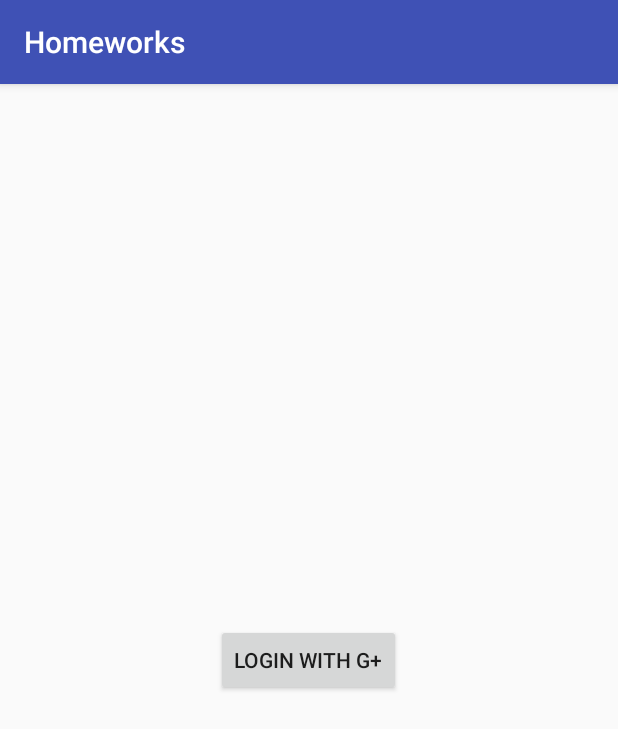
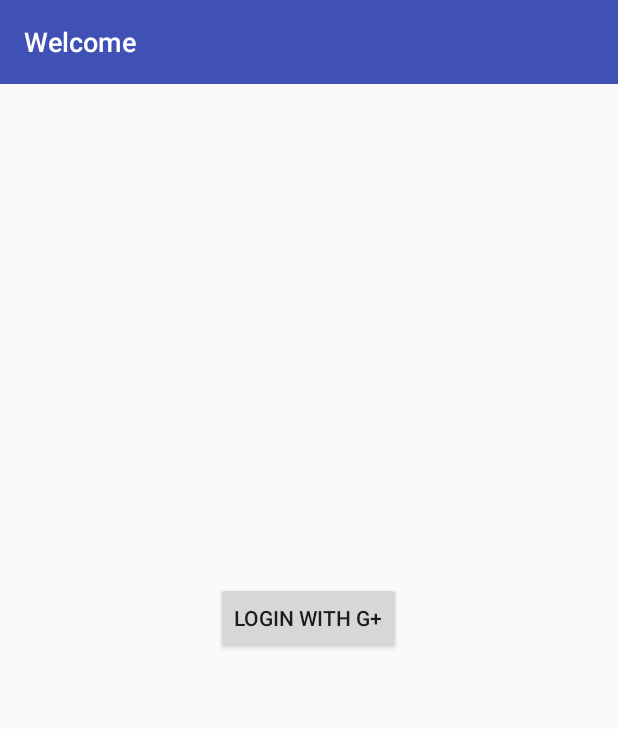
Before and after one commit to DigioAndroid/Homeworks, an Android app: the screen it shows after launch (LoginActivity), after a tap on "LOGIN WITH G+", on a phone screen of 412 x 824 dp. Shown: the top 729 px of the screen. Run offline under Robolectric (Android 15) with nearby library versions, the phone set to English and light mode, and no system bars; our stand-ins replace ButterKnife, Firebase (no records; nobody signed in at launch, a user with empty details on screens opened directly); 2 statements that could not run were skipped.

Commit message:
LoginActivity and LoginPresenter implemented

```diff
--- a/app/build.gradle
+++ b/app/build.gradle
@@ -5,7 +5,7 @@ android {
     buildToolsVersion "23.0.3"
     defaultConfig {
         applicationId "com.digio.homeworks"
-        minSdkVersion 15
+        minSdkVersion 16
         targetSdkVersion 24
         versionCode 1
         versionName "1.0"
--- a/app/src/main/AndroidManifest.xml
+++ b/app/src/main/AndroidManifest.xml
@@ -7,7 +7,7 @@
         android:icon="@mipmap/ic_launcher"
         android:label="@string/app_name"
         android:supportsRtl="true"
-        android:theme="@style/AppTheme">
+        android:theme="@style/MainTheme">
         <activity android:name=".login.view.activity.LoginActivity">
             <intent-filter>
                 <action android:name="android.intent.action.MAIN" />
--- a/app/src/main/java/com/digio/homeworks/login/view/activity/LoginActivity.java
+++ b/app/src/main/java/com/digio/homeworks/login/view/activity/LoginActivity.java
@@ -4,12 +4,15 @@ import android.content.Intent;
 import android.support.annotation.NonNull;
 import android.support.v7.app.AppCompatActivity;
 import android.os.Bundle;
+import android.support.v7.widget.Toolbar;
 import android.util.Log;
 import android.view.View;
 import android.widget.Button;
+import android.widget.TextView;
 import android.widget.Toast;
 
 import com.digio.homeworks.R;
+import com.digio.homeworks.login.view.presenter.LoginPresenter;
 import com.google.android.gms.auth.api.Auth;
 import com.google.android.gms.auth.api.signin.GoogleSignInAccount;
 import com.google.android.gms.auth.api.signin.GoogleSignInOptions;
@@ -28,18 +31,10 @@ import butterknife.BindView;
 import butterknife.ButterKnife;
 import butterknife.OnClick;
 
-public class LoginActivity extends AppCompatActivity implements
-        GoogleApiClient.OnConnectionFailedListener{
-
-    private static final int RC_SIGN_IN = 28;
-    private static final String TAG = LoginActivity.class.getSimpleName();
-    private static final String OAUTH_ID = "928834904793-9d6tbp6t6mroahstt5d1soo34o03sje6.apps.googleusercontent.com";
-
-    private GoogleApiClient mGoogleApiClient;
-    private FirebaseAuth mAuth;
-    private FirebaseAuth.AuthStateListener mAuthListener;
+public class LoginActivity extends AppCompatActivity {
 
     @BindView(R.id.btnLogin) Button btnLogin;
+    LoginPresenter loginPresenter;
 
     @Override
     protected void onCreate(Bundle savedInstanceState) {
@@ -49,107 +44,43 @@ public class LoginActivity extends AppCompatActivity implements
         // Bind Views with Butterknife
         ButterKnife.bind(this);
 
-        // Configure sign-in to request the user's ID, email address, and basic
-        // profile. ID and basic profile are included in DEFAULT_SIGN_IN.
-        GoogleSignInOptions gso = new GoogleSignInOptions.Builder(GoogleSignInOptions.DEFAULT_SIGN_IN)
-                .requestIdToken(OAUTH_ID)
-                .requestEmail()
-                .build();
-
-        // Build a GoogleApiClient with access to the Google Sign-In API and the
-        // options specified by gso.
-        mGoogleApiClient = new GoogleApiClient.Builder(this)
-                .enableAutoManage(LoginActivity.this, this)
-                .addApi(Auth.GOOGLE_SIGN_IN_API, gso)
-                .build();
-
-
-        mAuth = FirebaseAuth.getInstance();
-        mAuthListener = new FirebaseAuth.AuthStateListener() {
-            @Override
-            public void onAuthStateChanged(@NonNull FirebaseAuth firebaseAuth) {
-                FirebaseUser user = firebaseAuth.getCurrentUser();
-                if (user != null) {
-                    // User is signed in
-                    Log.d(TAG, "onAuthStateChanged:signed_in:" + user.getUid());
-                } else {
-                    // User is signed out
-                    Log.d(TAG, "onAuthStateChanged:signed_out");
-                }
-            }
-        };
-
+        // Show toolbar with login welcome title
+        Toolbar toolbar = (Toolbar)findViewById(R.id.loginToolbar);
+        TextView loginTitle = (TextView)toolbar.findViewById(R.id.toolbarTitle);
+        loginTitle.setText(getString(R.string.login_title));
+        setSupportActionBar(toolbar);
     }
 
     @Override
     public void onStart() {
         super.onStart();
-        mAuth.addAuthStateListener(mAuthListener);
+        getLoginPresenter().onActivityStart();
     }
 
     @Override
     public void onStop() {
         super.onStop();
-        if (mAuthListener != null) {
-            mAuth.removeAuthStateListener(mAuthListener);
-        }
-    }
-
-    private void signIn() {
-        Intent signInIntent = Auth.GoogleSignInApi.getSignInIntent(mGoogleApiClient);
-        startActivityForResult(signInIntent, RC_SIGN_IN);
+        getLoginPresenter().onActivityStop();
     }
 
     @Override
     public void onActivityResult(int requestCode, int resultCode, Intent data) {
         super.onActivityResult(requestCode, resultCode, data);
-
-        // Result returned from launching the Intent from GoogleSignInApi.getSignInIntent(...);
-        if (requestCode == RC_SIGN_IN) {
-            GoogleSignInResult result = Auth.GoogleSignInApi.getSignInResultFromIntent(data);
-            if (result.isSuccess()) {
-                // Google Sign In was successful, authenticate with Firebase
-                GoogleSignInAccount account = result.getSignInAccount();
-                firebaseAuthWithGoogle(account);
-            }
-            else {
-                // Google Sign In failed, update UI appropriately
-                // ...
-            }
-        }
-    }
-
-    private void firebaseAuthWithGoogle(GoogleSignInAccount acct) {
-        Log.d(TAG, "firebaseAuthWithGoogle:" + acct.getId());
-
-        AuthCredential credential = GoogleAuthProvider.getCredential(acct.getIdToken(), null);
-        mAuth.signInWithCredential(credential)
-                .addOnCompleteListener(this, new OnCompleteListener<AuthResult>() {
-                    @Override
-                    public void onComplete(@NonNull Task<AuthResult> task) {
-                        Log.d(TAG, "signInWithCredential:onComplete:" + task.isSuccessful());
-
-                        // If sign in fails, display a message to the user. If sign in succeeds
-                        // the auth state listener will be notified and logic to handle the
-                        // signed in user can be handled in the listener.
-                        if (!task.isSuccessful()) {
-                            Log.w(TAG, "signInWithCredential", task.getException());
-                            Toast.makeText(LoginActivity.this, "Authentication failed.",
-                                    Toast.LENGTH_SHORT).show();
-                        }
-                    }
-                });
+        getLoginPresenter().onActivityResult(requestCode, resultCode, data);
     }
 
     @OnClick(R.id.btnLogin)
     public void onClick(View v) {
-        signIn();
+        getLoginPresenter().onLoginClick();
     }
 
-    @Override
-    public void onConnectionFailed(@NonNull ConnectionResult connectionResult) {
-        // An unresolvable error has occurred and Google APIs (including Sign-In) will not
-        // be available.
-        Log.d(TAG, "onConnectionFailed:" + connectionResult);
+    /**
+     * Get LoginPresenter instance creating it if needed
+     * @return
+     */
+    public LoginPresenter getLoginPresenter() {
+        if (loginPresenter == null) loginPresenter = new LoginPresenter(this);
+        return loginPresenter;
     }
+
 }
--- a/app/src/main/java/com/digio/homeworks/login/view/presenter/LoginPresenter.java
+++ b/app/src/main/java/com/digio/homeworks/login/view/presenter/LoginPresenter.java
@@ -1,11 +1,166 @@
 package com.digio.homeworks.login.view.presenter;
 
-/**
- * Created by Isidoro on 2/2/17.
- */
+import android.content.Intent;
+import android.support.annotation.NonNull;
+import android.util.Log;
+import android.widget.Toast;
 
-public class LoginPresenter {
+import com.digio.homeworks.R;
+import com.digio.homeworks.login.view.activity.LoginActivity;
+import com.google.android.gms.auth.api.Auth;
+import com.google.android.gms.auth.api.signin.GoogleSignInAccount;
+import com.google.android.gms.auth.api.signin.GoogleSignInOptions;
+import com.google.android.gms.auth.api.signin.GoogleSignInResult;
+import com.google.android.gms.common.ConnectionResult;
+import com.google.android.gms.common.api.GoogleApiClient;
+import com.google.android.gms.tasks.OnCompleteListener;
+import com.google.android.gms.tasks.Task;
+import com.google.firebase.auth.AuthCredential;
+import com.google.firebase.auth.AuthResult;
+import com.google.firebase.auth.FirebaseAuth;
+import com.google.firebase.auth.FirebaseUser;
+import com.google.firebase.auth.GoogleAuthProvider;
 
-    // TODO Implement
+import static com.google.android.gms.internal.zzs.TAG;
 
+public class LoginPresenter implements GoogleApiClient.OnConnectionFailedListener{
+
+    // Variables
+    LoginActivity loginActivity;
+
+    private static final int RC_SIGN_IN = 100;
+
+    private GoogleApiClient mGoogleApiClient;
+    private FirebaseAuth mAuth;
+    private FirebaseAuth.AuthStateListener mAuthListener;
+
+    /**
+     * Constructor
+     * @param loginActivity
+     */
+    public LoginPresenter(LoginActivity loginActivity) {
+        this.loginActivity = loginActivity;
+        initialize();
+    }
+
+    /**
+     * Configure Google Sing-In Service
+     */
+    private void initialize() {
+        // Configure sign-in to request the user's ID, email address, and basic
+        // profile. ID and basic profile are included in DEFAULT_SIGN_IN.
+        GoogleSignInOptions gso = new GoogleSignInOptions.Builder(GoogleSignInOptions.DEFAULT_SIGN_IN)
+                .requestIdToken(loginActivity.getString(R.string.oauth_id))
+                .requestEmail()
+                .build();
+
+        // Build a GoogleApiClient with access to the Google Sign-In API and the
+        // options specified by gso.
+        mGoogleApiClient = new GoogleApiClient.Builder(loginActivity)
+                .enableAutoManage(loginActivity, this)
+                .addApi(Auth.GOOGLE_SIGN_IN_API, gso)
+                .build();
+
+
+        mAuth = FirebaseAuth.getInstance();
+        mAuthListener = new FirebaseAuth.AuthStateListener() {
+            @Override
+            public void onAuthStateChanged(@NonNull FirebaseAuth firebaseAuth) {
+                FirebaseUser user = firebaseAuth.getCurrentUser();
+                if (user != null) {
+                    // User is signed in
+                    Log.d(TAG, "onAuthStateChanged:signed_in:" + user.getUid());
+                } else {
+                    // User is signed out
+                    Log.d(TAG, "onAuthStateChanged:signed_out");
+                }
+            }
+        };
+    }
+
+    /**
+     * Assign AuthStateListener on activity start
+     */
+    public void onActivityStart() {
+        mAuth.addAuthStateListener(mAuthListener);
+    }
+
+    /**
+     * Remove AuthStateListener on activity stop
+     */
+    public void onActivityStop() {
+        if (mAuthListener != null) {
+            mAuth.removeAuthStateListener(mAuthListener);
+        }
+    }
+
+    /**
+     * Authenticate account when response is received
+     * @param requestCode
+     * @param resultCode
+     * @param data
+     */
+    public void onActivityResult(int requestCode, int resultCode, Intent data) {
+        // Result returned from launching the Intent from GoogleSignInApi.getSignInIntent(...);
+        if (requestCode == RC_SIGN_IN) {
+            GoogleSignInResult result = Auth.GoogleSignInApi.getSignInResultFromIntent(data);
+            if (result.isSuccess()) {
+                // Google Sign In was successful, authenticate with Firebase
+                GoogleSignInAccount account = result.getSignInAccount();
+                firebaseAuthWithGoogle(account);
+            }
+            else {
+                // Google Sign In failed, update UI appropriately
+                // ...
+            }
+        }
+    }
+
+    /**
+     * Begin sign-in when login button is clicked
+     */
+    public void onLoginClick(){
+        signIn();
+    }
+
+    /**
+     * Access Google Sign-In API
+     */
+    private void signIn() {
+        Intent signInIntent = Auth.GoogleSignInApi.getSignInIntent(mGoogleApiClient);
+        loginActivity.startActivityForResult(signInIntent, RC_SIGN_IN);
+    }
+
+    /**
+     * Authenticate account using credentials
+     * @param acct
+     */
+    private void firebaseAuthWithGoogle(GoogleSignInAccount acct) {
+        Log.d(TAG, "firebaseAuthWithGoogle:" + acct.getId());
+
+        AuthCredential credential = GoogleAuthProvider.getCredential(acct.getIdToken(), null);
+        mAuth.signInWithCredential(credential)
+                .addOnCompleteListener(loginActivity, new OnCompleteListener<AuthResult>() {
+                    @Override
+                    public void onComplete(@NonNull Task<AuthResult> task) {
+                        Log.d(TAG, "signInWithCredential:onComplete:" + task.isSuccessful());
+
+                        // If sign in fails, display a message to the user. If sign in succeeds
+                        // the auth state listener will be notified and logic to handle the
+                        // signed in user can be handled in the listener.
+                        if (!task.isSuccessful()) {
+                            Log.w(TAG, "signInWithCredential", task.getException());
+                            Toast.makeText(loginActivity, "Authentication failed.",
+                                    Toast.LENGTH_SHORT).show();
+                        }
+                    }
+                });
+    }
+
+    @Override
+    public void onConnectionFailed(@NonNull ConnectionResult connectionResult) {
+        // An unresolvable error has occurred and Google APIs (including Sign-In) will not
+        // be available.
+        Log.d(TAG, "onConnectionFailed:" + connectionResult);
+    }
 }
--- a/app/src/main/res/layout/activity_login.xml
+++ b/app/src/main/res/layout/activity_login.xml
@@ -4,11 +4,10 @@
     android:id="@+id/activity_login"
     android:layout_width="match_parent"
     android:layout_height="match_parent"
-    android:paddingBottom="@dimen/activity_vertical_margin"
-    android:paddingLeft="@dimen/activity_horizontal_margin"
-    android:paddingRight="@dimen/activity_horizontal_margin"
-    android:paddingTop="@dimen/activity_vertical_margin"
     tools:context="com.digio.homeworks.login.view.activity.LoginActivity">
+
+    <include android:id="@+id/loginToolbar"
+        layout="@layout/toolbar" />
 
     <Button
         android:id="@+id/btnLogin"
--- /dev/null
+++ b/app/src/main/res/layout/toolbar.xml
@@ -0,0 +1,19 @@
+<?xml version="1.0" encoding="utf-8"?>
+<android.support.v7.widget.Toolbar
+    xmlns:android="http://schemas.android.com/apk/res/android"
+    xmlns:app="http://schemas.android.com/apk/res-auto"
+    android:layout_width="match_parent"
+    android:layout_height="wrap_content"
+    android:minHeight="?attr/actionBarSize"
+    android:background="?attr/colorPrimary"
+    android:theme="@style/ThemeOverlay.AppCompat.Dark.ActionBar"
+    app:popupTheme="@style/ThemeOverlay.AppCompat.Light" >
+
+    <TextView
+        android:id="@+id/toolbarTitle"
+        android:layout_width="match_parent"
+        android:layout_height="match_parent"
+        android:text="@string/app_name"
+        style="@style/ToolbarTitleStyle" />
+
+</android.support.v7.widget.Toolbar>
--- a/app/src/main/res/values/colors.xml
+++ b/app/src/main/res/values/colors.xml
@@ -3,4 +3,6 @@
     <color name="colorPrimary">#3F51B5</color>
     <color name="colorPrimaryDark">#303F9F</color>
     <color name="colorAccent">#FF4081</color>
+
+    <color name="whiteColor">#FFFF</color>
 </resources>
--- a/app/src/main/res/values/dimens.xml
+++ b/app/src/main/res/values/dimens.xml
@@ -2,4 +2,7 @@
     <!-- Default screen margins, per the Android Design guidelines. -->
     <dimen name="activity_horizontal_margin">16dp</dimen>
     <dimen name="activity_vertical_margin">16dp</dimen>
+
+    <!-- Toolbar dimens -->
+    <dimen name="toolbar_title_size">18sp</dimen>
 </resources>
--- a/app/src/main/res/values/strings.xml
+++ b/app/src/main/res/values/strings.xml
@@ -1,7 +1,8 @@
 <resources>
     <string name="app_name">Homeworks</string>
+
+    <!-- Login strings -->
+    <string name="login_title">Welcome</string>
     <string name="login">Login with G+</string>
-
-    <!-- TODO: Remove or change this placeholder text -->
-    <string name="hello_blank_fragment">Hello blank fragment</string>
+    <string name="oauth_id">928834904793-9d6tbp6t6mroahstt5d1soo34o03sje6.apps.googleusercontent.com</string>
 </resources>
--- a/app/src/main/res/values/styles.xml
+++ b/app/src/main/res/values/styles.xml
@@ -8,4 +8,18 @@
         <item name="colorAccent">@color/colorAccent</item>
     </style>
 
+    <!-- Main Theme Style -->
+    <style name="MainTheme" parent="Theme.AppCompat.Light.NoActionBar">
+        <item name="colorPrimary">@color/colorPrimary</item>
+        <item name="colorPrimaryDark">@color/colorPrimaryDark</item>
+        <item name="colorAccent">@color/colorAccent</item>
+    </style>
+
+    <!-- Toolbar Title Style -->
+    <style name="ToolbarTitleStyle" parent="android:Widget.TextView">
+        <item name="android:fontFamily">sans-serif-medium</item>
+        <item name="android:textSize">@dimen/toolbar_title_size</item>
+        <item name="android:textColor">@color/whiteColor</item>
+    </style>
+
 </resources>
```
